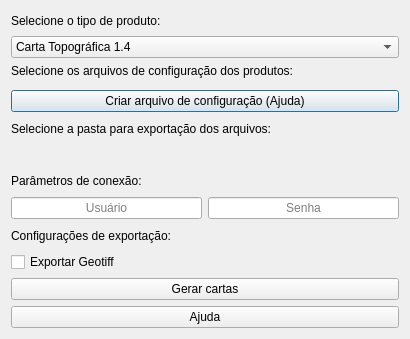
Above: resources/uis/editionPluginBaseDialog.ui from dsgoficial/ferramentas_edicao before the change. Below: the same form after it.
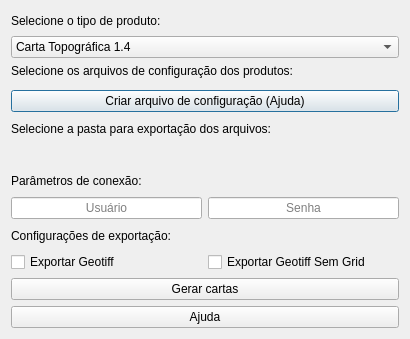
That is the form after the change. Custom widgets are drawn as their Qt base class.

Commit message: exportação sem grid

Diff of the .ui file:
```diff
--- a/resources/uis/editionPluginBaseDialog.ui
+++ b/resources/uis/editionPluginBaseDialog.ui
@@ -168,6 +168,13 @@
          </property>
         </widget>
        </item>
+       <item>
+        <widget class="QCheckBox" name="checkBoxExportGeotiffWithoutGrid">
+         <property name="text">
+          <string>Exportar Geotiff Sem Grid</string>
+         </property>
+        </widget>
+       </item>
       </layout>
      </item>
     </layout>
```
The commit also changes 4 other files.
